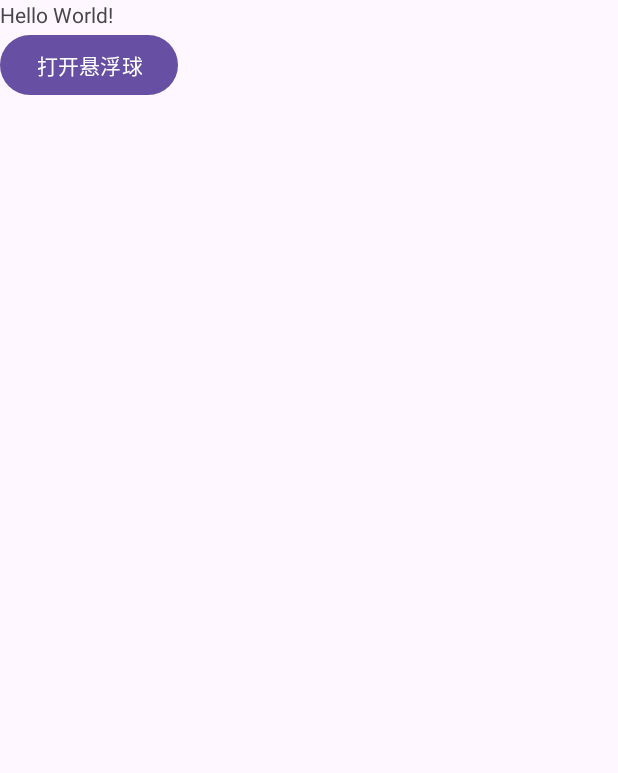
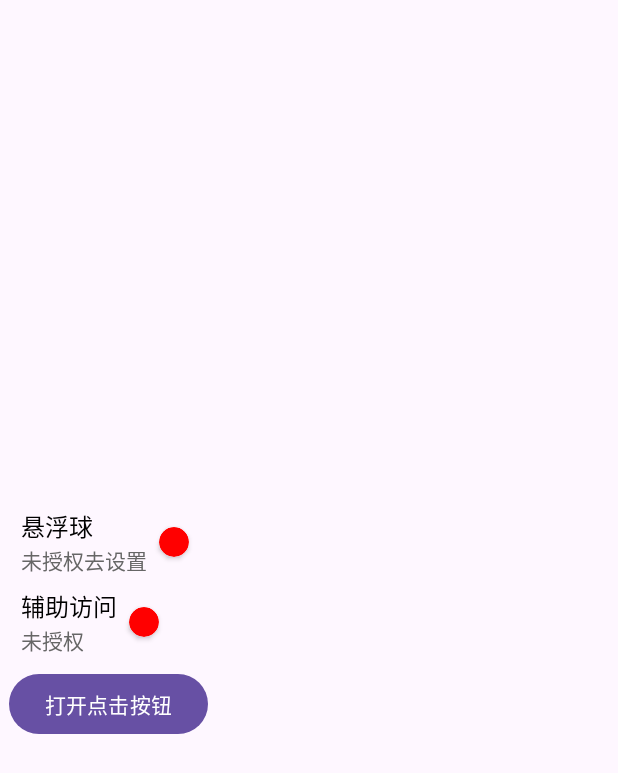
Before and after one commit to withwz/crazyClick, an Android app: the screen it shows after launch (MainActivity), on a phone screen of 412 x 824 dp. Shown: the top 773 px of the screen. Run offline under Robolectric (Android 15) with nearby library versions, the phone set to English and light mode, and no system bars.

Commit message:
feat: 交互完善

```diff
--- a/app/build.gradle
+++ b/app/build.gradle
@@ -29,7 +29,8 @@ android {
 }
 
 dependencies {
-
+    implementation libs.androidx.cardview
+    implementation libs.recyclerview
     implementation libs.appcompat
     implementation libs.material
     implementation libs.activity
--- a/app/src/main/java/com/livs/crazyClick/MainActivity.java
+++ b/app/src/main/java/com/livs/crazyClick/MainActivity.java
@@ -1,6 +1,7 @@
 package com.livs.crazyClick;
 
 import android.content.Intent;
+import android.content.pm.ApplicationInfo;
 import android.net.Uri;
 import android.os.Build;
 import android.os.Bundle;
@@ -10,14 +11,23 @@ import android.widget.Button;
 import android.widget.Toast;
 
 import androidx.activity.EdgeToEdge;
+import androidx.annotation.NonNull;
+import androidx.appcompat.app.AlertDialog;
 import androidx.appcompat.app.AppCompatActivity;
 import androidx.core.graphics.Insets;
 import androidx.core.view.ViewCompat;
 import androidx.core.view.WindowInsetsCompat;
+import androidx.recyclerview.widget.LinearLayoutManager;
+import androidx.recyclerview.widget.RecyclerView;
 
-public class MainActivity extends AppCompatActivity {
+import com.google.android.material.snackbar.Snackbar;
 
-    private static final int REQUEST_OVERLAY_PERMISSION = 1;
+import java.util.ArrayList;
+import java.util.Arrays;
+import java.util.List;
+import java.util.Objects;
+
+public class MainActivity extends AppCompatActivity implements OnItemClickListener {
 
     @Override
     protected void onCreate(Bundle savedInstanceState) {
@@ -36,46 +46,148 @@ public class MainActivity extends AppCompatActivity {
         buttonDetect.setOnClickListener(new View.OnClickListener() {
             @Override
             public void onClick(View arg0) {
-                if (Build.VERSION.SDK_INT >= Build.VERSION_CODES.M) {
                 // 检查悬浮窗权限
-                    if (!Settings.canDrawOverlays(MainActivity.this)) {
+                if (!isCanDrawOverlaysEnabled()) {
                     requestOverlayPermission();
-                    } else {
-                        // 如果已经有权限，启动服务
+                    return;
+                }
+                // 检查辅助访问权限
+                if (!isAccessibilityServiceEnabled()) {
+                    requestAccessibilityAuth();
+                    return;
+                }
+                // 如果都已经有权限，启动服务
                 startFloatingButtonService();
             }
-                } else {
-                    startFloatingButtonService();
-                }
-            }
         });
+        setList();
     }
 
     // 请求悬浮窗权限
     private void requestOverlayPermission() {
+        AlertDialog.Builder builder = new AlertDialog.Builder(this);
+        builder.setTitle("需要悬浮窗权限");
+        builder.setMessage("应用需要悬浮窗权限来正常工作，请前往设置开启权限。");
+
+        builder.setPositiveButton("去设置", (dialog, which) -> {
             Intent intent = new Intent(Settings.ACTION_MANAGE_OVERLAY_PERMISSION, Uri.parse("package:" + getPackageName()));
-        startActivityForResult(intent, REQUEST_OVERLAY_PERMISSION);
+            startActivity(intent);
+        });
+
+        builder.setNegativeButton("取消", (dialog, which) -> {
+            dialog.dismiss();
+            Snackbar snackbar = Snackbar.make(findViewById(android.R.id.content),
+                    "未授予悬浮窗权限，应用功能可能会受到限制",
+                    Snackbar.LENGTH_SHORT);
+        });
+
+        builder.show();
     }
 
+
     @Override
-    protected void onActivityResult(int requestCode, int resultCode, Intent data) {
-        super.onActivityResult(requestCode, resultCode, data);
-        if (requestCode == REQUEST_OVERLAY_PERMISSION) {
+    protected void onResume() {
+        super.onResume();
+        // 检查悬浮窗权限
         if (Build.VERSION.SDK_INT >= Build.VERSION_CODES.M) {
-                if (Settings.canDrawOverlays(this)) {
-                    // 用户授予了权限，启动服务
-                    startFloatingButtonService();
-                } else {
-                    // 用户拒绝了权限
+            if (!isCanDrawOverlaysEnabled()) {
                 Toast.makeText(this, "无法显示悬浮窗口权限，程序功能将受到限制", Toast.LENGTH_SHORT).show();
             }
         }
+
+        // 检查辅助访问权限
+        if (!isAccessibilityServiceEnabled()) {
+            Toast.makeText(this, "未启动辅助访问权限，程序功能将受到限制", Toast.LENGTH_SHORT).show();
         }
+
+        setList(); // 更新列表显示
     }
+
 
     // 启动悬浮球服务
     private void startFloatingButtonService() {
         Intent intent = new Intent(MainActivity.this, FloatingButtonService.class);
         startService(intent);
     }
+
+
+    // 悬浮窗权限
+    private boolean isCanDrawOverlaysEnabled() {
+        return Settings.canDrawOverlays(this);
     }
+
+    // 检查启动了辅助控制功能
+    private boolean isAccessibilityServiceEnabled() {
+        String service = getPackageName() + "/" + MyAccessibilityService.class.getName();
+        int accessibilityEnabled = 0;
+        try {
+            accessibilityEnabled = Settings.Secure.getInt(
+                    getContentResolver(),
+                    Settings.Secure.ACCESSIBILITY_ENABLED
+            );
+        } catch (Settings.SettingNotFoundException e) {
+            e.printStackTrace();
+        }
+
+        if (accessibilityEnabled == 1) {
+            String enabledServices = Settings.Secure.getString(
+                    getContentResolver(),
+                    Settings.Secure.ENABLED_ACCESSIBILITY_SERVICES
+            );
+            if (enabledServices != null && enabledServices.contains(service)) {
+                return true;
+            }
+        }
+        return false;
+    }
+
+
+    private void setList() {
+        RecyclerView recyclerView = findViewById(R.id.recyclerView);
+        recyclerView.setLayoutManager(new LinearLayoutManager(this));
+        List<String> names = Arrays.asList("悬浮球", "辅助访问");
+        List<String> status = Arrays.asList(isCanDrawOverlaysEnabled() ? "已授权" : "未授权去设置", isAccessibilityServiceEnabled() ? "已授权" : "未授权");
+        List<Integer> icons = Arrays.asList(isCanDrawOverlaysEnabled() ? R.drawable.circle_green_background : R.drawable.circle_red_background,
+                isAccessibilityServiceEnabled() ? R.drawable.circle_green_background : R.drawable.circle_red_background);
+        SimpleListAdapter adapter = new SimpleListAdapter(names, status, icons, this);
+        recyclerView.setAdapter(adapter);
+    }
+
+
+    // 请求授权辅助控制
+    public void requestAccessibilityAuth() {
+        AlertDialog.Builder builder = new AlertDialog.Builder(this);
+        builder.setTitle("需要辅助功能权限");
+        builder.setMessage("应用需要辅助功能权限来正常工作，请前往设置开启权限。");
+
+        builder.setPositiveButton("去设置", (dialog, which) -> {
+            Intent intent = new Intent(Settings.ACTION_ACCESSIBILITY_SETTINGS);
+            intent.setFlags(Intent.FLAG_ACTIVITY_NEW_TASK);
+            startActivity(intent);
+        });
+
+        builder.setNegativeButton("取消", (dialog, which) -> {
+            dialog.dismiss();
+            Toast.makeText(MainActivity.this, "未授予辅助功能权限，应用功能可能会受到限制", Toast.LENGTH_SHORT).show();
+        });
+
+        builder.show();
+    }
+
+
+    @Override
+    public void onItemClick(int position, String name, String status, int icon) {
+        if (Objects.equals(status, "已授权")) {
+            return;
+        }
+        if (position == 0) {
+            requestOverlayPermission();
+        }
+        if (position == 1) {
+            requestAccessibilityAuth();
+        }
+
+
+    }
+
+}
--- a/app/src/main/java/com/livs/crazyClick/MyAccessibilityService.java
+++ b/app/src/main/java/com/livs/crazyClick/MyAccessibilityService.java
@@ -40,7 +40,7 @@ public class MyAccessibilityService extends AccessibilityService {
         path.moveTo(x, y);
 
         // 创建点击手势
-        gestureBuilder.addStroke(new GestureDescription.StrokeDescription(path, 0, 50)); // 延迟0ms，持续50ms
+        gestureBuilder.addStroke(new GestureDescription.StrokeDescription(path, 0, 20)); // 延迟0ms，持续20ms
         dispatchGesture(gestureBuilder.build(), null, null);
     }
 
@@ -49,7 +49,7 @@ public class MyAccessibilityService extends AccessibilityService {
         for (int i = 0; i < count; i++) {
             performClick(x, y);
             try {
-                Thread.sleep(50); // 每次点击之间的延迟时间
+                Thread.sleep(20); // 每次点击之间的延迟时间
             } catch (InterruptedException e) {
                 e.printStackTrace();
             }
--- /dev/null
+++ b/app/src/main/java/com/livs/crazyClick/OnItemClickListener.java
@@ -0,0 +1,5 @@
+package com.livs.crazyClick;
+
+public interface OnItemClickListener {
+    void onItemClick(int position, String name, String status, int icon);
+}
--- /dev/null
+++ b/app/src/main/java/com/livs/crazyClick/SimpleListAdapter.java
@@ -0,0 +1,70 @@
+package com.livs.crazyClick;
+
+import android.view.LayoutInflater;
+import android.view.View;
+import android.view.ViewGroup;
+import android.widget.ImageView;
+import android.widget.TextView;
+
+import androidx.annotation.NonNull;
+import androidx.recyclerview.widget.RecyclerView;
+
+import java.util.List;
+
+
+public class SimpleListAdapter extends RecyclerView.Adapter<SimpleListAdapter.ViewHolder> {
+
+    private final List<String> names;
+    private final List<String> statuses;
+    private final List<Integer> icons;
+    private final OnItemClickListener listener;
+
+    public SimpleListAdapter(List<String> names, List<String> statuses, List<Integer> icons, OnItemClickListener listener) {
+        this.names = names;
+        this.statuses = statuses;
+        this.icons = icons;
+        this.listener = listener;
+    }
+
+    @NonNull
+    @Override
+    public ViewHolder onCreateViewHolder(@NonNull ViewGroup parent, int viewType) {
+        View view = LayoutInflater.from(parent.getContext()).inflate(R.layout.item_list, parent, false);
+        return new ViewHolder(view);
+    }
+
+    @Override
+    public void onBindViewHolder(@NonNull ViewHolder holder, int position) {
+        String name = names.get(position);
+        String status = statuses.get(position);
+        int icon = icons.get(position);
+
+        holder.nameTextView.setText(name);
+        holder.statusTextView.setText(status);
+        holder.iconImageView.setImageResource(icon);
+
+        holder.bind(position, name, status, icon, listener);
+    }
+
+    @Override
+    public int getItemCount() {
+        return names.size();
+    }
+
+    public static class ViewHolder extends RecyclerView.ViewHolder {
+        public TextView nameTextView;
+        public TextView statusTextView;
+        public ImageView iconImageView;
+
+        public ViewHolder(View itemView) {
+            super(itemView);
+            nameTextView = itemView.findViewById(R.id.nameTextView);
+            statusTextView = itemView.findViewById(R.id.statusTextView);
+            iconImageView = itemView.findViewById(R.id.iconImageView);
+        }
+
+        public void bind(int position, String name, String status, int icon, OnItemClickListener listener) {
+            itemView.setOnClickListener(v -> listener.onItemClick(position, name, status, icon));
+        }
+    }
+}
--- /dev/null
+++ b/app/src/main/res/drawable/circle_green_background.xml
@@ -0,0 +1,8 @@
+<?xml version="1.0" encoding="utf-8"?>
+<shape xmlns:android="http://schemas.android.com/apk/res/android"
+    android:shape="oval">
+    <solid android:color="#00FF00" />
+    <size
+        android:width="100dp"
+        android:height="100dp" />
+</shape>
--- /dev/null
+++ b/app/src/main/res/drawable/circle_red_background.xml
@@ -0,0 +1,8 @@
+<?xml version="1.0" encoding="utf-8"?>
+<shape xmlns:android="http://schemas.android.com/apk/res/android"
+    android:shape="oval">
+    <solid android:color="#FF0000" />
+    <size
+        android:width="100dp"
+        android:height="100dp" />
+</shape>
--- a/app/src/main/res/layout/activity_main.xml
+++ b/app/src/main/res/layout/activity_main.xml
@@ -8,25 +8,25 @@
     tools:context=".MainActivity">
 
     <LinearLayout
+        android:id="@+id/linearLayout"
         android:layout_width="match_parent"
-        android:layout_height="match_parent"
-        android:orientation="vertical">
+        android:layout_height="wrap_content"
+        android:orientation="vertical"
+        android:padding="6dp"
+        app:layout_constraintBottom_toBottomOf="parent"
+        app:layout_constraintTop_toTopOf="parent">
 
-        <TextView
-            android:layout_width="wrap_content"
+        <androidx.recyclerview.widget.RecyclerView
+            android:id="@+id/recyclerView"
+            android:layout_width="match_parent"
             android:layout_height="wrap_content"
-            android:text="Hello World!"
-            app:layout_constraintBottom_toBottomOf="parent"
-            app:layout_constraintEnd_toEndOf="parent"
-            app:layout_constraintStart_toStartOf="parent"
-            app:layout_constraintTop_toTopOf="parent" />
+            android:layout_margin="4dp" />
 
         <Button
             android:id="@+id/button"
             android:layout_width="wrap_content"
             android:layout_height="wrap_content"
-            android:text="打开悬浮球"
-            tools:ignore="MissingConstraints" />
+            android:text="打开点击按钮" />
     </LinearLayout>
 
 </androidx.constraintlayout.widget.ConstraintLayout>
--- /dev/null
+++ b/app/src/main/res/layout/item_list.xml
@@ -0,0 +1,45 @@
+<?xml version="1.0" encoding="utf-8"?>
+<LinearLayout xmlns:android="http://schemas.android.com/apk/res/android"
+    xmlns:app="http://schemas.android.com/apk/res-auto"
+    android:layout_width="match_parent"
+    android:layout_height="wrap_content"
+    android:gravity="center_vertical"
+    android:orientation="horizontal"
+    android:padding="4dp">
+
+    <LinearLayout
+        android:layout_width="wrap_content"
+        android:layout_height="wrap_content"
+        android:orientation="vertical">
+
+        <TextView
+            android:id="@+id/nameTextView"
+            android:layout_width="wrap_content"
+            android:layout_height="wrap_content"
+            android:textColor="#000"
+            android:textSize="16sp" />
+
+        <TextView
+            android:id="@+id/statusTextView"
+            android:layout_width="wrap_content"
+            android:layout_height="wrap_content"
+            android:textColor="#666"
+            android:textSize="14sp" />
+    </LinearLayout>
+
+    <androidx.cardview.widget.CardView
+        android:layout_width="wrap_content"
+        android:layout_height="wrap_content"
+        android:layout_gravity="center_vertical"
+        android:layout_marginStart="8dp"
+        app:cardCornerRadius="10dp">
+
+        <ImageView
+            android:id="@+id/iconImageView"
+            android:layout_width="20dp"
+            android:layout_height="20dp"
+            android:contentDescription="Icon" />
+
+    </androidx.cardview.widget.CardView>
+
+</LinearLayout>
--- a/gradle/libs.versions.toml
+++ b/gradle/libs.versions.toml
@@ -7,6 +7,7 @@ appcompat = "1.6.1"
 material = "1.10.0"
 activity = "1.8.0"
 constraintlayout = "2.1.4"
+recyclerview = "1.3.1"
 
 [libraries]
 junit = { group = "junit", name = "junit", version.ref = "junit" }
@@ -16,6 +17,9 @@ appcompat = { group = "androidx.appcompat", name = "appcompat", version.ref = "a
 material = { group = "com.google.android.material", name = "material", version.ref = "material" }
 activity = { group = "androidx.activity", name = "activity", version.ref = "activity" }
 constraintlayout = { group = "androidx.constraintlayout", name = "constraintlayout", version.ref = "constraintlayout" }
+recyclerview = { group = "androidx.recyclerview", name = "recyclerview", version.ref = "recyclerview" }
+androidx-cardview = { group = "androidx.cardview", name = "cardview", version = "1.0.0" }
+
 
 [plugins]
 android-application = { id = "com.android.application", version.ref = "agp" }
```
Lines whose indentation alone changed are shown as unchanged.
